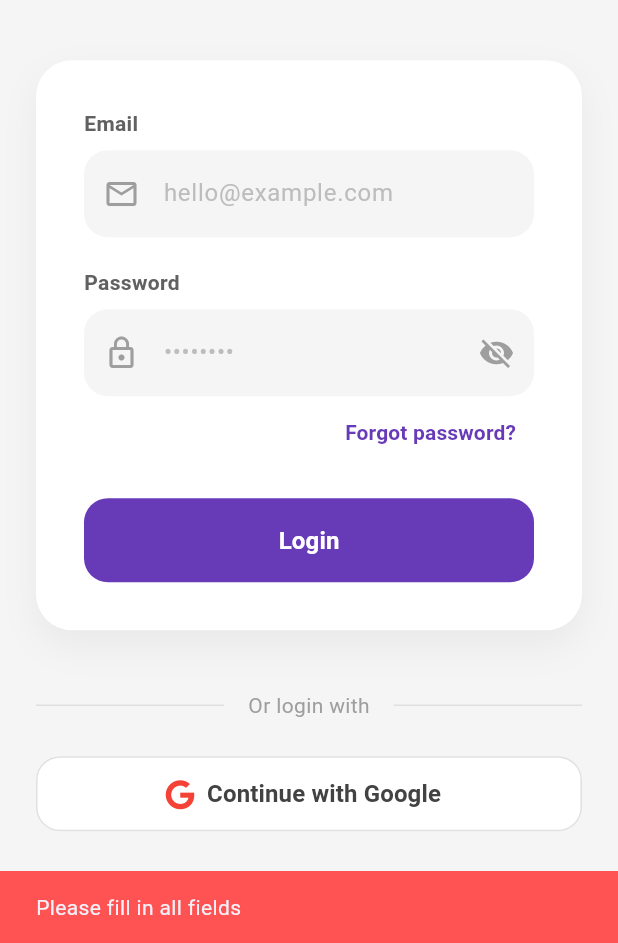
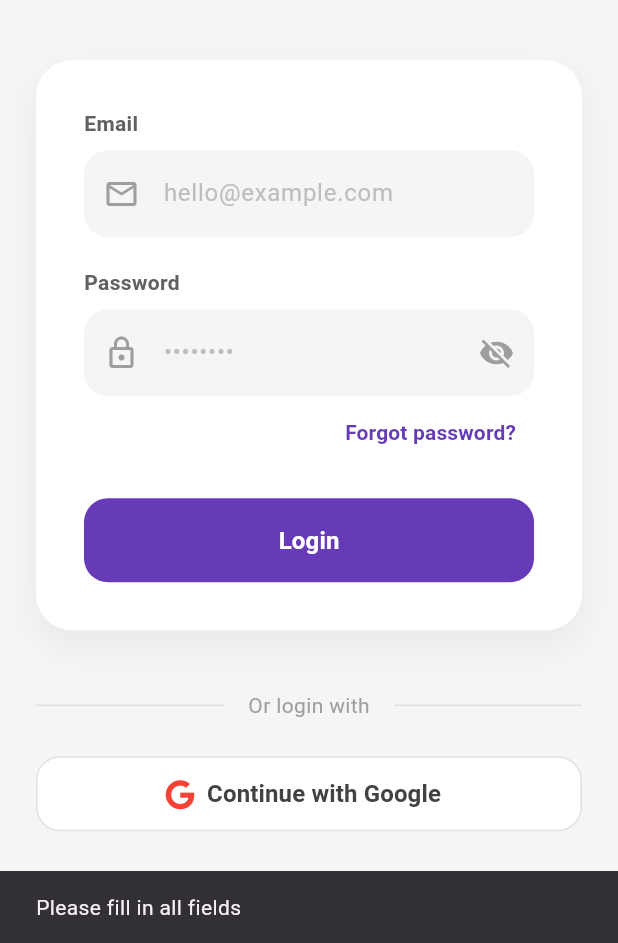
Before and after one commit to JoeChen322/DIMA25_Project, a Flutter app: the screen it shows after launch, after a tap on "Login", on a phone screen of 412 x 824 dp, the part 293-1236 px from its top. Run offline on Flutter 3.47's test engine with Material 3 defaults, Android fonts, the phone set to English and light mode, and no system bars; our stand-ins replace dio, font_awesome_flutter, image_picker, sqflite; accounts and stored records are empty; network calls fail.

Commit message:
repair database bug

```diff
--- a/lumi_list/lib/database/app_database.dart
+++ b/lumi_list/lib/database/app_database.dart
@@ -71,6 +71,7 @@ class AppDatabase {
       },
     onUpgrade: (db, oldVersion, newVersion) async {
     if (oldVersion < 7) {
+    await db.execute('CREATE TABLE IF NOT EXISTS users (id INTEGER PRIMARY KEY AUTOINCREMENT, email TEXT UNIQUE, password TEXT, username TEXT, bio TEXT, phone TEXT, avatar TEXT)');
     await db.execute('CREATE TABLE IF NOT EXISTS personal_ratings (user_id INTEGER, imdb_id TEXT, title TEXT, rating INTEGER, timestamp INTEGER, PRIMARY KEY (user_id, imdb_id))');
     await db.execute('CREATE TABLE IF NOT EXISTS see_later (user_id INTEGER, imdb_id TEXT, title TEXT, poster TEXT, PRIMARY KEY (user_id, imdb_id))');
     await db.execute('CREATE TABLE IF NOT EXISTS favorites (user_id INTEGER, imdb_id TEXT, title TEXT, poster TEXT, genre TEXT, rating INTEGER, PRIMARY KEY (user_id, imdb_id))');
--- a/lumi_list/lib/database/favorite.dart
+++ b/lumi_list/lib/database/favorite.dart
@@ -56,8 +56,9 @@ class FavoriteDao {
   }
 
   // read all favorites
-  static Future<List<Map<String, dynamic>>> getAllFavorites([int? userId]) async {
+  static Future<List<Map<String, dynamic>>> getAllFavorites() async {
     final db = await AppDatabase.database;
+    final userId = UserDao.getCurrentUserId();
     if (userId == null) {
       return db.query('favorites');
     } else {
@@ -69,7 +70,7 @@ class FavoriteDao {
      final userId = UserDao.getCurrentUserId();
     if (userId == null) throw Exception("Please login first");
 
-    final favorites = await getAllFavorites(userId);
+    final favorites = await getAllFavorites();
     if (favorites.isEmpty) return null;
     Map<String, int> genreCounts = {};
 
--- a/lumi_list/lib/pages/login_page.dart
+++ b/lumi_list/lib/pages/login_page.dart
@@ -1,6 +1,6 @@
 import 'package:flutter/material.dart';
 import 'package:font_awesome_flutter/font_awesome_flutter.dart';
-
+import '../database/user.dart';
 //database
 import 'package:lumi_list/database/app_database.dart';
 
@@ -22,73 +22,43 @@ class _LoginPageState extends State<LoginPage> {
   bool _obscurePassword = true;
 
   Future<void> _handleLogin() async {
-    // 1. Dismiss keyboard
   FocusScope.of(context).unfocus();
 
   if (_emailController.text.isEmpty || _passwordController.text.isEmpty) {
     ScaffoldMessenger.of(context).showSnackBar(
-        const SnackBar(content: Text("Please fill in all fields"), backgroundColor: Colors.redAccent),
+      const SnackBar(content: Text("Please fill in all fields")),
     );
     return;
   }
 
-    setState(() => _isLoading = true); // show loading indicator
+  setState(() => _isLoading = true);
 
   try {
-      // 2. Get database instance
-      // singleton you wrote in app_database.dart.
-      final db = await AppDatabase.database;
+    final user = await UserDao.login(_emailController.text, _passwordController.text);
 
-      // 3. Query the users table
-      // Search the users table for rows where both the email and password match.
-      List<Map> result = await db.query(
-        'users',
-        where: 'email = ? AND password = ?',
-        whereArgs: [_emailController.text, _passwordController.text],
-      );
-
-      // Simulate network delay for better UX
-      await Future.delayed(const Duration(milliseconds: 500));
-
-      if (!mounted) return; // safety check
-
-      // 4. Handle query result
-      if (result.isNotEmpty) {
-        var user = result.first; // Get the first matching data
-
-        Navigator.pushReplacementNamed(
-          context,
-          '/',
-          arguments: {
-            // Use the real username stored in the database.
-            'name': user['username'],
-            'bio': user['bio'] ?? 'Write something about yourself...',
-            'phone': user['phone'] ?? '+39 123 456 7890',
-            'avatar': user['avatar'],
-            'email': _emailController.text, // Pass email for future use
-          }
-        );
+    if (user != null) {
+      if (!mounted) return;
+      Navigator.pushReplacementNamed(context, '/');
     } else {
-        // Invalid credentials
-        setState(() => _isLoading = false);
+      if (!mounted) return;
       ScaffoldMessenger.of(context).showSnackBar(
-          const SnackBar(
-            content: Text("Invalid email or password"),
-            backgroundColor: Colors.redAccent
-          )
+        const SnackBar(content: Text("Email or Password incorrect")),
       );
     }
   } catch (e) {
-      // Database error
-      setState(() => _isLoading = false);
-      print("Database Error: $e");
+    print("Error: $e");
+    ScaffoldMessenger.of(context).showSnackBar(
+      SnackBar(content: Text("Database Error: $e")),
+    );
+  } finally {
+    if (mounted) setState(() => _isLoading = false);
   }
 }
 
   @override
   Widget build(BuildContext context) {
     return Scaffold(
-      backgroundColor: const Color(0xFFF5F5F5), // Light grey background
+      backgroundColor: const Color(0xFFF5F5F5),
       body: Center(
         child: SingleChildScrollView(
           padding: const EdgeInsets.all(24),
@@ -101,7 +71,7 @@ class _LoginPageState extends State<LoginPage> {
                 height: 80,
                 decoration: BoxDecoration(
                   color: Colors.black,
-                  borderRadius: BorderRadius.circular(20), // Rounded corners
+                  borderRadius: BorderRadius.circular(20),
                   // shadow effect
                   boxShadow: [
                     BoxShadow(
@@ -287,13 +257,6 @@ class _LoginPageState extends State<LoginPage> {
                             _passwordController.text = result['password'];
                           });
 
-                          // show success snackbar
-                          ScaffoldMessenger.of(context).showSnackBar(
-                            const SnackBar(
-                              content: Text("Info filled! Please click Login."),
-                              backgroundColor: Colors.deepPurple,
-                            )
-                          );
                         }
                       },
                     child: Text(
```
Also changed, not shown: lumi_list/lib/database/user.dart (+43 -8 lines), lumi_list/lib/pages/profile_page.dart (+9 -17 lines), lumi_list/lib/pages/signup_page.dart (+8 -7 lines). Lines whose indentation alone changed are shown as unchanged.
